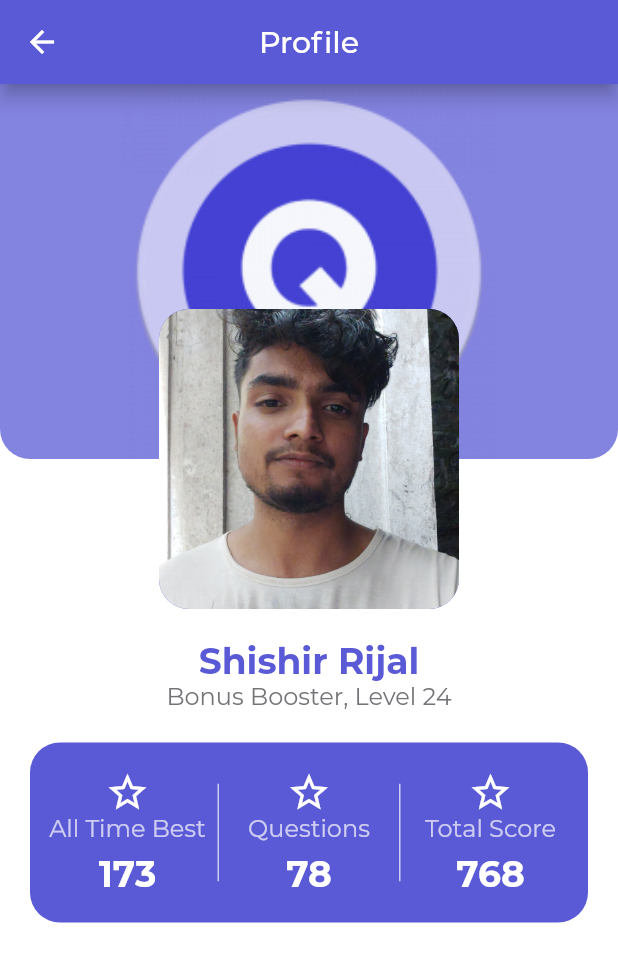
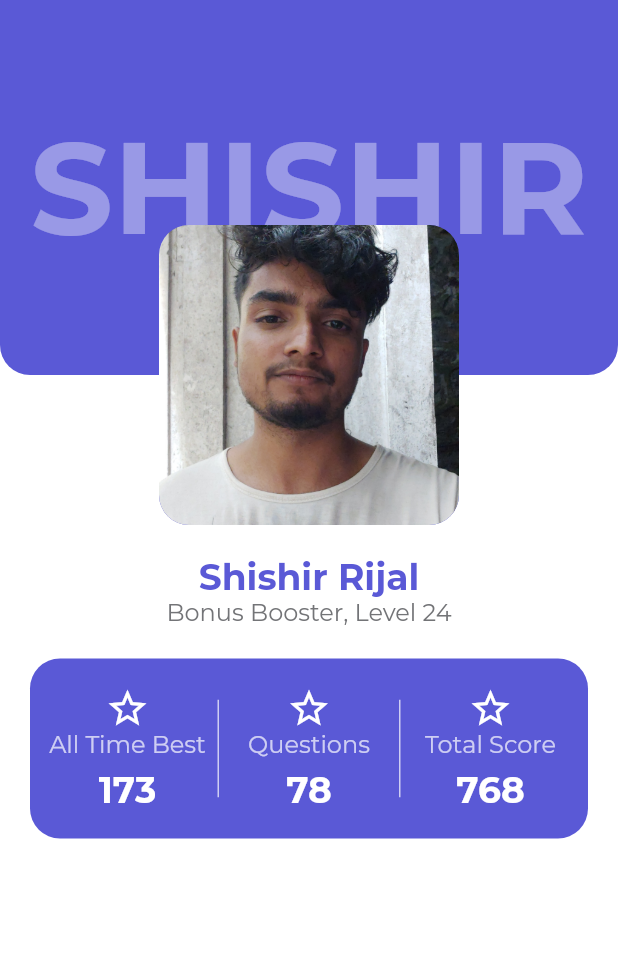
Before and after one commit to ShishirRijal/Quiz-App, a Flutter app: the ProfileScreen screen opened directly, on a phone screen of 412 x 824 dp. Shown: the top 962 px of the screen. Run offline on Flutter 3.47's test engine with Material 2 defaults, Android fonts, the phone set to English and light mode, and no system bars; our stand-ins replace cloud_firestore, firebase_auth, firebase_core, google_sign_in, lottie, percent_indicator; accounts and stored records are empty.

Commit message:
profile screen responsive

```diff
--- a/lib/screens/profile_screen/profile_screen.dart
+++ b/lib/screens/profile_screen/profile_screen.dart
@@ -6,12 +6,10 @@ class ProfileScreen extends StatelessWidget {
 
   @override
   Widget build(BuildContext context) {
-    final size = MediaQuery.of(context).size;
+    final isMobile = MediaQuery.of(context).size.width < 480;
+    final double scaleFactor = isMobile ? 1.0 : 1.5;
     return Scaffold(
-      appBar: AppBar(
-        title: const Text("Profile"),
-      ),
-      body: SafeArea(
+      body: SingleChildScrollView(
         child: Stack(
           alignment: Alignment.center,
           clipBehavior: Clip.none,
@@ -19,26 +17,36 @@ class ProfileScreen extends StatelessWidget {
             Column(
               children: [
                 Container(
-                    height: 250,
-                    width: size.width,
-                    decoration: BoxDecoration(
-                      color: ColorManager.primary.withOpacity(0.75),
-                      borderRadius: const BorderRadius.only(
+                  height: isMobile ? 250 : 350,
+                  width: double.infinity,
+                  padding: const EdgeInsets.symmetric(horizontal: 20.0),
+                  decoration: const BoxDecoration(
+                    color: ColorManager.primary,
+                    borderRadius: BorderRadius.only(
                       bottomLeft: Radius.circular(20.0),
                       bottomRight: Radius.circular(20.0),
                     ),
                   ),
-                    child: Image.asset('assets/images/logo.png',
-                        fit: BoxFit.contain)),
-                Expanded(
-                  child: Padding(
-                    padding: const EdgeInsets.fromLTRB(20, 120, 20, 0),
+                  child: Center(
+                    child: FittedBox(
+                      child: Text(
+                        "SHISHIR",
+                        style: getBoldTextStyle(
+                          color: Colors.white38,
+                          size: 200.0,
+                        ),
+                      ),
+                    ),
+                  ),
+                ),
+                Padding(
+                  padding: EdgeInsets.fromLTRB(20, isMobile ? 120 : 250, 20, 0),
                   child: Column(
-                      // crossAxisAlignment: CrossAxisAlignment.center,
                     children: [
                       //name
                       Text(
                         "Shishir Rijal",
+                        textScaleFactor: scaleFactor,
                         style: getBoldTextStyle(
                           color: ColorManager.primary,
                         ),
@@ -46,6 +54,7 @@ class ProfileScreen extends StatelessWidget {
                       //tag
                       Text(
                         "Bonus Booster, Level 24",
+                        textScaleFactor: scaleFactor,
                         style: getRegularTextStyle(
                           color: ColorManager.grey,
                         ),
@@ -53,9 +62,10 @@ class ProfileScreen extends StatelessWidget {
                       const SizedBox(height: 20.0),
 
                       Container(
+                        margin: const EdgeInsets.only(bottom: 20.0),
                         padding: const EdgeInsets.all(10.0),
-                          width: size.width,
-                          height: 120.0,
+                        width: double.infinity,
+                        height: isMobile ? 120 : 180,
                         decoration: BoxDecoration(
                           color: ColorManager.primary.withOpacity(1),
                           borderRadius: BorderRadius.circular(20.0),
@@ -63,31 +73,29 @@ class ProfileScreen extends StatelessWidget {
                         child: Row(
                           crossAxisAlignment: CrossAxisAlignment.center,
                           mainAxisAlignment: MainAxisAlignment.spaceAround,
-                            children: const [
-                              // Stats(),
-                              // VerticalDivider(),
-                              // Stats(),
-                              // VerticalDivider(),
-                              // Stats(),
-                              Expanded(child: Stats("All Time Best", 173)),
-                              VerticalDivider(),
-                              Expanded(child: Stats("Questions", 78)),
-                              VerticalDivider(),
-                              Expanded(child: Stats("Total Score", 768)),
+                          children: [
+                            Expanded(
+                                child:
+                                    Stats("All Time Best", 173, scaleFactor)),
+                            const VerticalDivider(),
+                            Expanded(
+                                child: Stats("Questions", 78, scaleFactor)),
+                            const VerticalDivider(),
+                            Expanded(
+                                child: Stats("Total Score", 768, scaleFactor)),
                           ],
                         ),
                       ),
                     ],
                   ),
                 ),
-                ),
               ],
             ),
             Positioned(
-              top: 150,
+              top: isMobile ? 150 : 200,
               child: Container(
-                height: 200.0,
-                width: 200.0,
+                height: isMobile ? 200.0 : 350,
+                width: isMobile ? 200.0 : 350,
                 decoration: BoxDecoration(
                   color: ColorManager.primary,
                   borderRadius: BorderRadius.circular(20.0),
@@ -123,27 +131,29 @@ class VerticalDivider extends StatelessWidget {
 class Stats extends StatelessWidget {
   const Stats(
     this.title,
-    this.score, {
+    this.score,
+    this.scaleFactor, {
     Key? key,
   }) : super(key: key);
   final String title;
   final int score;
+  final double scaleFactor;
   @override
   Widget build(BuildContext context) {
     return Column(
       crossAxisAlignment: CrossAxisAlignment.center,
       mainAxisAlignment: MainAxisAlignment.center,
       children: [
-        const Icon(
+        Icon(
           Icons.star_border,
           color: ColorManager.white,
-          size: 30.0,
+          size: 30.0 * scaleFactor,
         ),
         FittedBox(
           child: Text(
             title,
+            textScaleFactor: scaleFactor,
             maxLines: 1,
-            // overflow: TextOverflow.ellipsis,
             style: getRegularTextStyle(color: Colors.white70),
           ),
         ),
@@ -151,6 +161,7 @@ class Stats extends StatelessWidget {
         FittedBox(
           child: Text(
             "$score",
+            textScaleFactor: scaleFactor,
             maxLines: 1,
             overflow: TextOverflow.ellipsis,
             style: getBoldTextStyle(color: ColorManager.white),
@@ -160,39 +171,3 @@ class Stats extends StatelessWidget {
     );
   }
 }
-
-class StatsCard extends StatelessWidget {
-  const StatsCard(
-    this.title,
-    this.score, {
-    Key? key,
-  }) : super(key: key);
-  final String title;
-  final int score;
-
-  @override
-  Widget build(BuildContext context) {
-    return Container(
-      padding: const EdgeInsets.all(10.0),
-      height: 100.0,
-      width: 150.0,
-      decoration: BoxDecoration(
-        color: ColorManager.primary.withOpacity(0.75),
-        borderRadius: BorderRadius.circular(20.0),
-      ),
-      child: Column(
-        crossAxisAlignment: CrossAxisAlignment.center,
-        mainAxisAlignment: MainAxisAlignment.center,
-        children: [
-          FittedBox(
-              child: Text("$score",
-                  maxLines: 1, style: getBoldTextStyle(color: Colors.white))),
-          FittedBox(
-              child: Text(title,
-                  maxLines: 1,
-                  style: getRegularTextStyle(color: Colors.white70))),
-        ],
-      ),
-    );
-  }
-}
```
Lines whose indentation alone changed are shown as unchanged.
